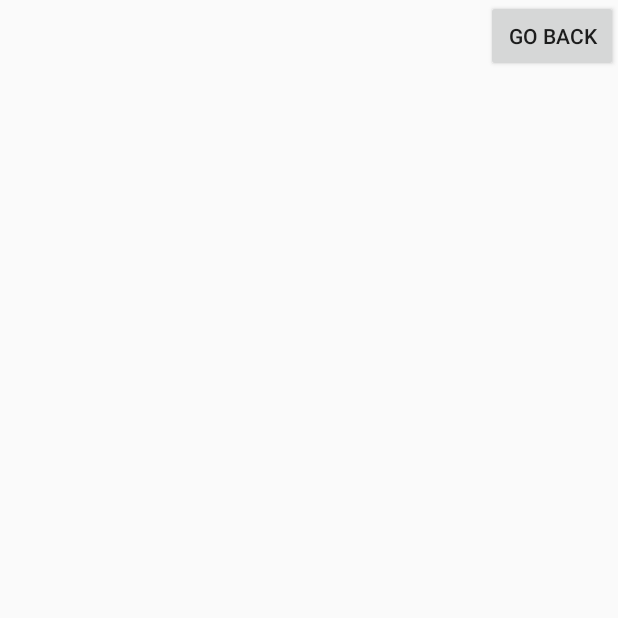
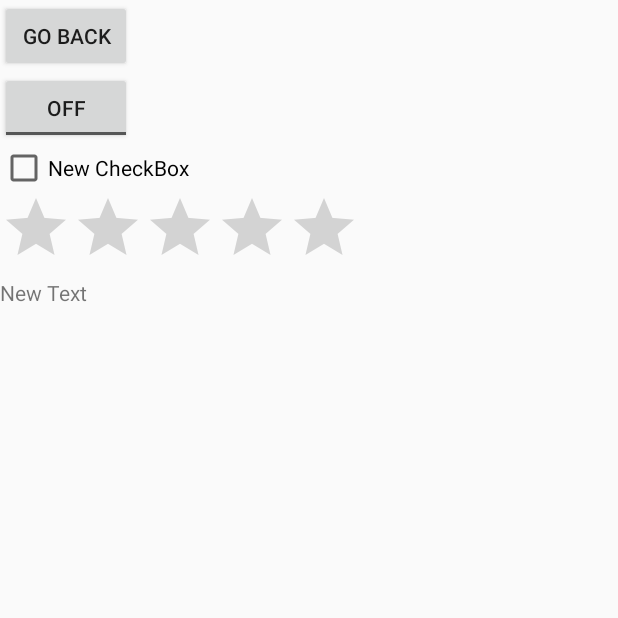
Before and after one commit to rodety/DispositivosMoviles, an Android app: the example_activity screen opened directly, with no data from a screen before it, on a phone screen of 412 x 824 dp, the top half of it. Run offline under Robolectric (Android 15) with nearby library versions, the phone set to English and light mode, and no system bars.

Commit message:
Agregando UI Interfaces part 1

```diff
--- a/MyApplication/app/src/main/java/com/maxtel/musichub/broadcast/example_activity.java
+++ b/MyApplication/app/src/main/java/com/maxtel/musichub/broadcast/example_activity.java
@@ -4,17 +4,105 @@ import android.os.Bundle;
 import android.app.Activity;
 import android.util.Log;
 import android.view.View;
+import android.widget.AdapterView;
+import android.widget.ArrayAdapter;
+import android.widget.AutoCompleteTextView;
+import android.widget.Button;
+import android.widget.CheckBox;
+import android.widget.LinearLayout;
+import android.widget.RatingBar;
+import android.widget.TextView;
+import android.widget.Toast;
+import android.widget.ToggleButton;
+
+import static android.view.View.OnClickListener;
 
 public class example_activity extends Activity {
     String msg = "Android : ";
 
     /** Called when the activity is first created. */
+    int count = 0;
     @Override
     public void onCreate(Bundle savedInstanceState) {
         super.onCreate(savedInstanceState);
         setContentView(R.layout.example_activity);
         Log.d(msg, "The onCreate() event");
+
+        //Example CheckBox
+        final CheckBox checkbox = (CheckBox) findViewById(R.id.checkBox);
+        checkbox.setOnClickListener(new OnClickListener() {
+            @Override
+            public void onClick(View v) {
+                if (checkbox.isChecked()) {
+                    checkbox.setText("I'm checked");
+                } else {
+                    checkbox.setText("I'm not checked");
+                }
+            }
+        });
+
+        //Example Button
+        final Button button = (Button) findViewById(R.id.button);
+
+
+        //Example ToggleButton
+        final LinearLayout bg = (LinearLayout) findViewById(R.id.linearLayout);
+
+        final ToggleButton mybutton = (ToggleButton) findViewById(R.id.toggleButton);
+        button.setOnClickListener(new OnClickListener() {
+            @Override
+            public void onClick(View v) {
+                if (mybutton.isChecked()) {
+                    bg.setBackgroundColor(0xFFF3F3F3);
+                } else {
+                    bg.setBackgroundColor(0xFF000000);
+                }
+                button.setText("Got Pressed:" + ++count);
+            }
+        });
+
+
+        //Example RatingBar
+
+        int mCount = 0;
+
+        final TextView tv = (TextView) findViewById(R.id.textView);
+        final RatingBar bar = (RatingBar) findViewById(R.id.ratingBar);
+        bar.setOnRatingBarChangeListener(new RatingBar.OnRatingBarChangeListener() {
+            @Override
+            public void onRatingChanged(RatingBar ratingBar, float
+                    rating, boolean fromUser) {
+                tv.setText("Rating:" + rating);
+            }
+        });
+
+
+        //Example UIAutoComplet
+        /*
+        AutoCompleteTextView textView = (AutoCompleteTextView)
+                findViewById(R.id.autocomplete_country);
+        ArrayAdapter<String> adapter = new ArrayAdapter<String>
+                this.findViewById("list_item");
+                (this,R.layout.example_activity, COUNTRIES);
+        textView.setAdapter(adapter);
+        textView.setOnItemClickListener(new AdapterView.OnItemClickListener() {
+            @Override
+            public void onItemClick(AdapterView<?> arg0, View
+                    arg1, int arg2, long arg3) {
+                Toast.makeText(getApplicationContext(), "The winner is:" + arg0.getAdapter().getItem(arg2),
+                Toast.LENGTH_SHORT).show();
+            }
+        });
+    */
+
+
+
+
     }
+
+    static final String[] COUNTRIES = new String[]{"Afghanistan",
+            "Albania", "Algeria", "American Samoa", "Andorra", "Angola",
+            "Anguilla", "Antarctica"};
 
     /** Called when the activity is about to become visible. */
     @Override
@@ -53,7 +141,7 @@ public class example_activity extends Activity {
 
     public void _inicio(View view){
         System.out.println("_inicio");
-        finish();
+        //finish();
 
     }
 }
--- a/MyApplication/app/src/main/res/layout/example_activity.xml
+++ b/MyApplication/app/src/main/res/layout/example_activity.xml
@@ -1,13 +1,55 @@
 <?xml version="1.0" encoding="utf-8"?>
 <LinearLayout xmlns:android="http://schemas.android.com/apk/res/android"
     android:orientation="vertical" android:layout_width="match_parent"
-    android:layout_height="match_parent">
+    android:layout_height="match_parent"
+    android:id="@+id/m_layout">
+
 
     <Button
         android:layout_width="wrap_content"
         android:layout_height="wrap_content"
         android:text="Go Back"
         android:id="@+id/button"
-        android:onClick="_inicio"
-        android:layout_gravity="right" />
+        android:onClick="_inicio" />
+
+    <LinearLayout
+        android:orientation="horizontal"
+        android:layout_width="match_parent"
+        android:layout_height="wrap_content"
+        android:id="@+id/linearLayout"
+        android:layout_gravity="center_horizontal">
+
+
+        <ToggleButton
+            android:layout_width="wrap_content"
+            android:layout_height="wrap_content"
+            android:text="New ToggleButton"
+            android:id="@+id/toggleButton"
+            android:layout_gravity="center_horizontal" />
+
+    </LinearLayout>
+
+    <CheckBox
+        android:layout_width="wrap_content"
+        android:layout_height="wrap_content"
+        android:text="New CheckBox"
+        android:id="@+id/checkBox" />
+
+    <RatingBar
+        android:layout_width="wrap_content"
+        android:layout_height="wrap_content"
+        android:id="@+id/ratingBar" />
+
+    <TextView
+        android:layout_width="wrap_content"
+        android:layout_height="wrap_content"
+        android:text="New Text"
+        android:id="@+id/autocomplete_country" />
+
+    <ListView
+        android:layout_width="match_parent"
+        android:layout_height="wrap_content"
+        android:id="@+id/list_item"
+        android:layout_gravity="center_horizontal" />
+
 </LinearLayout>
```
Also changed, not shown: MyApplication/app/src/main/res/layout/layout.xml (added, +23 -0 lines), 13 other files.
